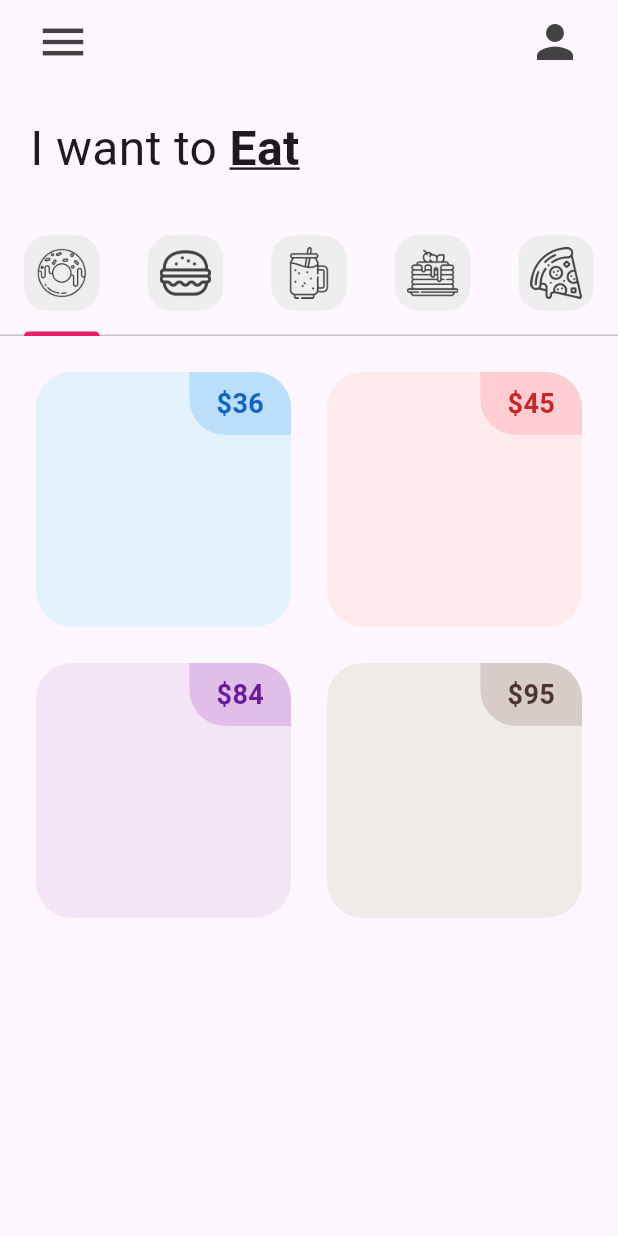
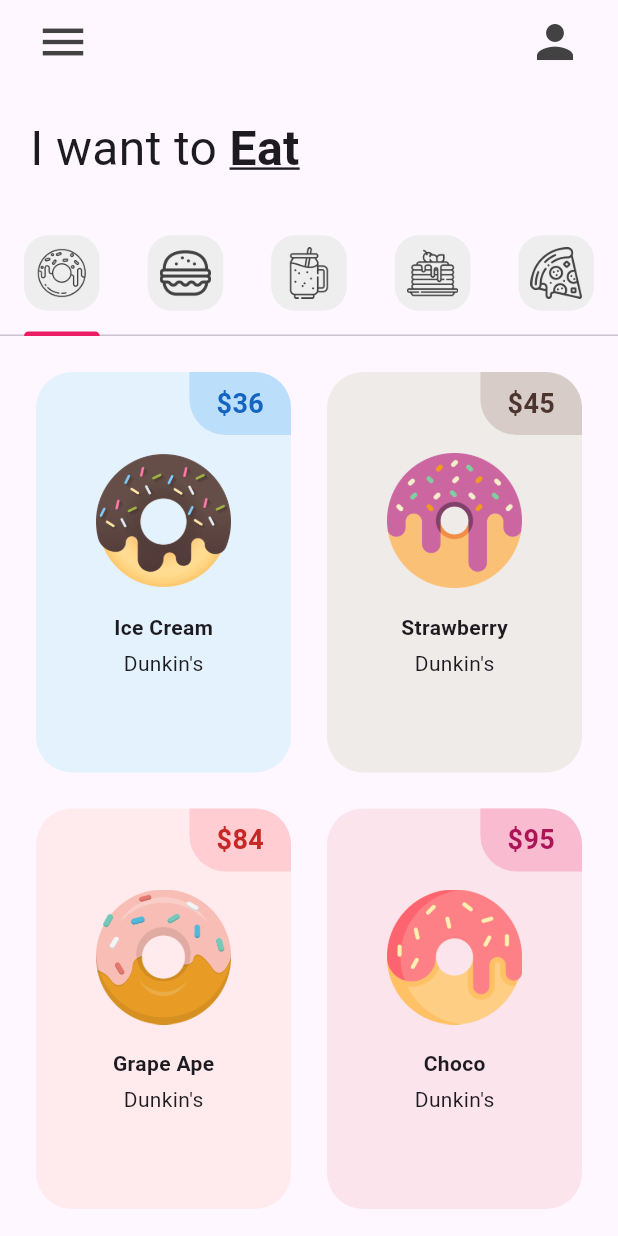
Before and after one commit to twinkie011/reto1_donet_app_christian_rodriguez-principal, a Flutter app: the screen it shows after launch, on a phone screen of 412 x 824 dp. Run offline on Flutter 3.47's test engine with Material 3 defaults, Android fonts, the phone set to English and light mode, and no system bars.

Commit message:
donut_tile

```diff
--- a/lib/tab/Donut_tab.dart
+++ b/lib/tab/Donut_tab.dart
@@ -1,35 +1,37 @@
 import 'package:flutter/material.dart';
 
-import '../icons/utils/donut_tile.dart';
+import '../utils/donut_tile.dart';
 
 class DonutTab extends StatelessWidget {
-    //list of donuts
-    final List donutsOnSale = [
-      //[donutFlavor, donutPrice, donutColor, imageName]
-      ["Ice Cream","36", Colors.blue,"lib/images/icecream_donut.png"],
-      ["Strawberry", "45",Colors.red, "lib/images/strawberry_donut.png"],
-      ["Grape Ape", "84", Colors.purple,"lib/images/grape_donut.png"],
-      ["Choco","95", Colors.brown, "lib/images/chocolate_donut.png"],
+  final List donutsOnsale = [
+    ["Ice Cream","36", Colors.blue,"lib/images/chocolate_donut.png"],
+    ["Strawberry","45", Colors.brown,"lib/images/grape_donut.png"],
+    ["Grape Ape","84", Colors.red,"lib/images/icecream_donut.png"],
+    ["Choco","95", Colors.pink,"lib/images/strawberry_donut.png"],
 
+  ];
 
-    ];
-
-   DonutTab({super.key});
+  DonutTab({super.key});
 
   @override
   Widget build(BuildContext context) {
     return GridView.builder(
-      itemCount: donutsOnSale.length,//longitud de los elementos
+      itemCount: donutsOnsale.length,
       padding: const EdgeInsets.all(12),
-      gridDelegate: const SliverGridDelegateWithFixedCrossAxisCount(crossAxisCount: 2),//dos columnas
-      itemBuilder:(context, index){
+      gridDelegate:
+      const SliverGridDelegateWithFixedCrossAxisCount(
+        crossAxisCount: 2, childAspectRatio: 1/1.5,
+        // crossAxisSpacing: 5,
+        // mainAxisSpacing: 5,
+      ),
+      itemBuilder: (context, index){
         return DonutTile(
-          donutFlavor: donutsOnSale[index][0],
-          donutPrice: donutsOnSale[index][1],
-          donutColor: donutsOnSale[index][2],
-          imageName: donutsOnSale[index][3],
+          donutFlavor: donutsOnsale[index][0],
+          donutPrice: donutsOnsale[index][1],
+          donutColor: donutsOnsale[index][2],
+          imageName: donutsOnsale[index][3],
         );
-      }
-    );//GridView.builder
+      },
+    );
   }
 }
```
